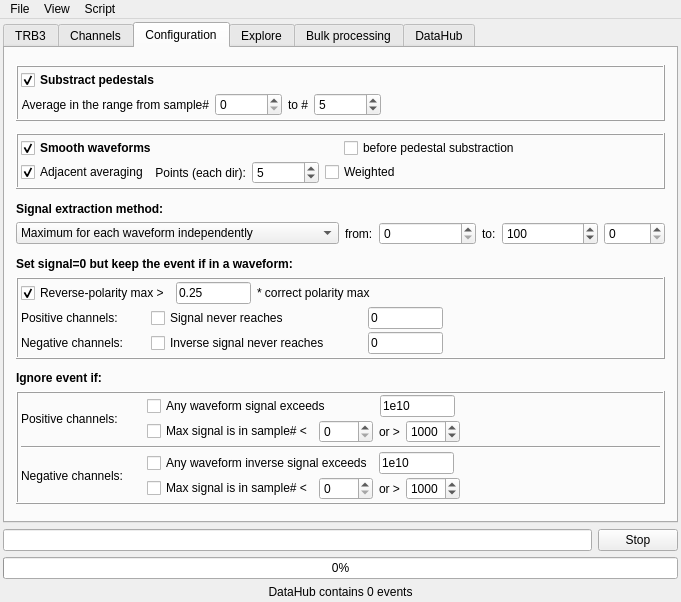
andrmor/TRB3reader, file GUI/mainwindow.ui: the form before one commit.
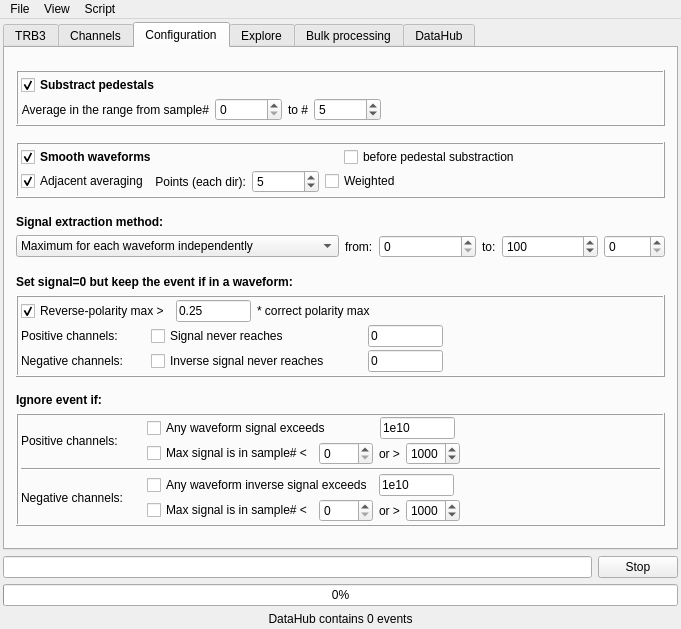
The form after the commit. The open tabs and pages were chosen to show the change.

Patch:
```diff
--- a/GUI/mainwindow.ui
+++ b/GUI/mainwindow.ui
@@ -7,7 +7,7 @@
     <x>0</x>
     <y>0</y>
     <width>681</width>
-    <height>602</height>
+    <height>629</height>
    </rect>
   </property>
   <property name="windowTitle">
```
Left out of the diff: 6 changed lines with no effect on the pictures.
